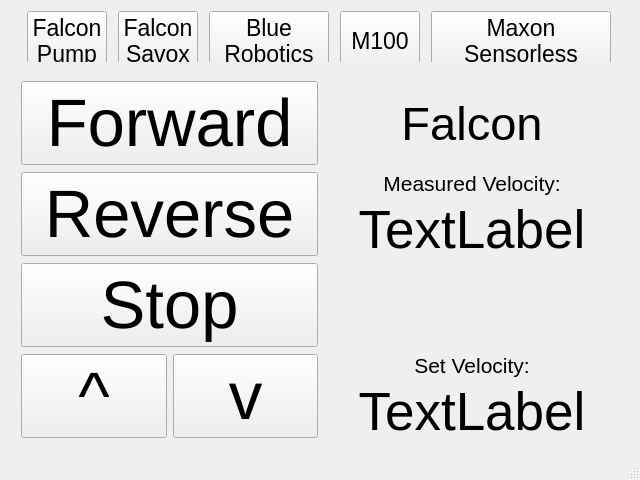
First picture: the form in mainwindow.ui, repository ailgup-owp/motor_controller, before the edit.
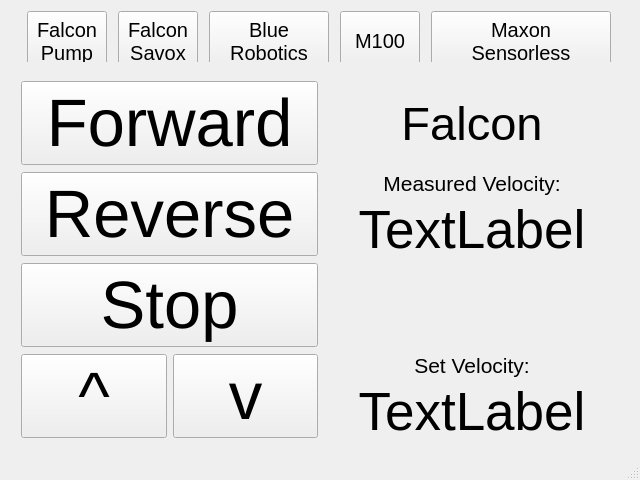
Second picture: the form after the edit.

```diff
--- a/mainwindow.ui
+++ b/mainwindow.ui
@@ -61,7 +61,7 @@
        </property>
        <property name="font">
         <font>
-         <pointsize>17</pointsize>
+         <pointsize>15</pointsize>
         </font>
        </property>
        <property name="text">
@@ -92,7 +92,7 @@
        </property>
        <property name="font">
         <font>
-         <pointsize>17</pointsize>
+         <pointsize>15</pointsize>
         </font>
        </property>
        <property name="styleSheet">
@@ -120,7 +120,7 @@
        </property>
        <property name="font">
         <font>
-         <pointsize>17</pointsize>
+         <pointsize>15</pointsize>
         </font>
        </property>
        <property name="text">
@@ -144,7 +144,7 @@
        </property>
        <property name="font">
         <font>
-         <pointsize>17</pointsize>
+         <pointsize>15</pointsize>
         </font>
        </property>
        <property name="text">
@@ -169,7 +169,7 @@
        </property>
        <property name="font">
         <font>
-         <pointsize>17</pointsize>
+         <pointsize>15</pointsize>
         </font>
        </property>
        <property name="text">
```
